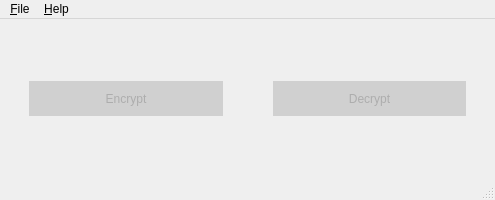
First picture: the form in UI/main_window.ui, repository abdelrahmman97/Caeser-cipher, before the edit.
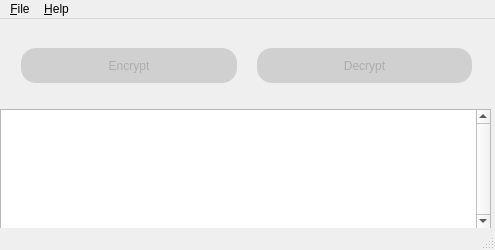
Second picture: the form after the edit. Icons and pictures are not drawn.

```diff
--- a/UI/main_window.ui
+++ b/UI/main_window.ui
@@ -7,40 +7,71 @@
     <x>0</x>
     <y>0</y>
     <width>495</width>
-    <height>200</height>
+    <height>250</height>
    </rect>
   </property>
   <property name="minimumSize">
    <size>
     <width>495</width>
-    <height>200</height>
+    <height>250</height>
    </size>
   </property>
   <property name="maximumSize">
    <size>
     <width>495</width>
-    <height>200</height>
+    <height>250</height>
    </size>
   </property>
   <property name="windowTitle">
    <string>Caeser cipher</string>
   </property>
   <widget class="QWidget" name="centralwidget">
-   <layout class="QVBoxLayout" name="verticalLayout_3">
-    <item>
+   <widget class="QTextEdit" name="log">
+    <property name="geometry">
+     <rect>
+      <x>0</x>
+      <y>90</y>
+      <width>491</width>
+      <height>120</height>
+     </rect>
+    </property>
+    <property name="font">
+     <font>
+      <pointsize>9</pointsize>
+     </font>
+    </property>
+    <property name="verticalScrollBarPolicy">
+     <enum>Qt::ScrollBarAlwaysOn</enum>
+    </property>
+    <property name="readOnly">
+     <bool>true</bool>
+    </property>
+   </widget>
+   <widget class="QWidget" name="">
+    <property name="geometry">
+     <rect>
+      <x>1</x>
+      <y>1</y>
+      <width>491</width>
+      <height>91</height>
+     </rect>
+    </property>
      <layout class="QHBoxLayout" name="horizontalLayout">
       <property name="spacing">
-       <number>50</number>
+      <number>20</number>
       </property>
       <property name="leftMargin">
        <number>20</number>
       </property>
       <property name="topMargin">
-       <number>0</number>
+      <number>20</number>
       </property>
       <property name="rightMargin">
        <number>20</number>
       </property>
+     <property name="bottomMargin">
+      <number>20</number>
+     </property>
       <item>
        <widget class="QPushButton" name="btn_encrypt">
         <property name="enabled">
@@ -50,7 +81,9 @@
          <string notr="true">QPushButton{
 	font: 75 16pt &quot;MS Shell Dlg 2&quot;;
 	height: 35px;
-	color: rgb(90, 185, 234);
+	color: rgb(255, 255, 255);
+	background-color: rgb(78, 78, 117);
+	border-radius:15px;
 }
 QPushButton:pressed {
     background-color: #e0e0e0;
@@ -77,6 +110,9 @@
 	font: 75 16pt &quot;MS Shell Dlg 2&quot;;
 	height: 35px;
 	color: rgb(90, 185, 234);
+	color: rgb(255, 255, 255);
+	background-color: rgb(78, 78, 117);
+	border-radius:15px;
 }
 QPushButton:pressed {
     background-color: #e0e0e0;
@@ -94,8 +130,7 @@
        </widget>
       </item>
      </layout>
-    </item>
-   </layout>
+   </widget>
   </widget>
   <widget class="QMenuBar" name="menubar">
    <property name="geometry">
```
Left out of the diff: 4 changed lines with no effect on the pictures. Lines whose indentation alone changed are shown as unchanged.
